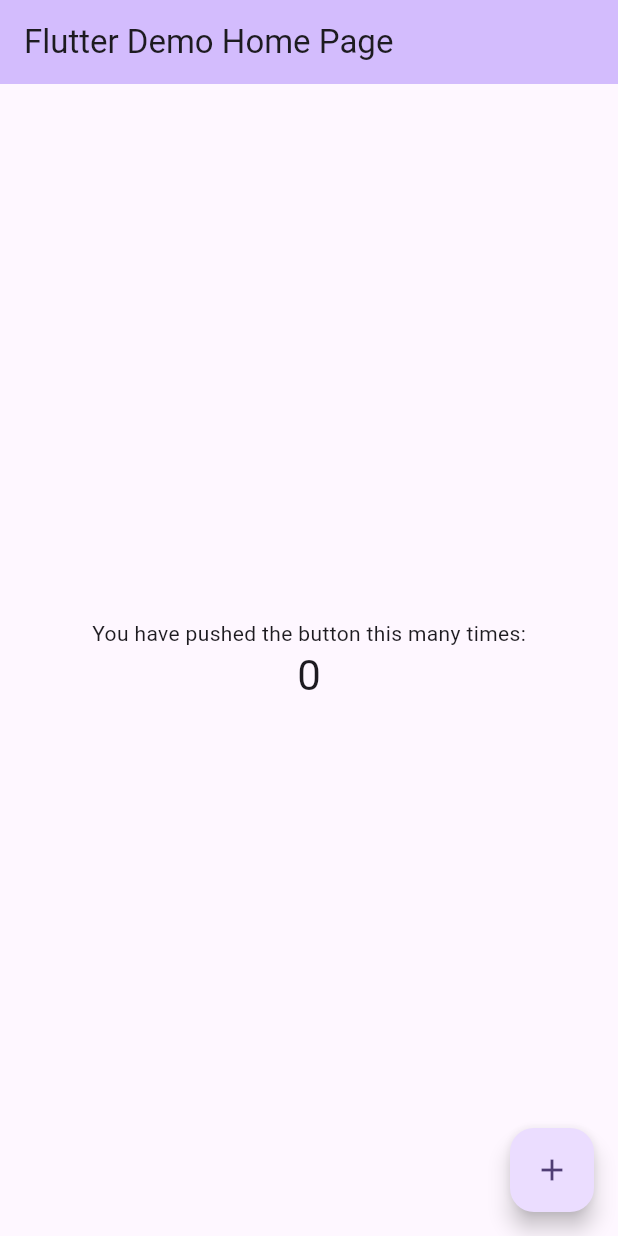
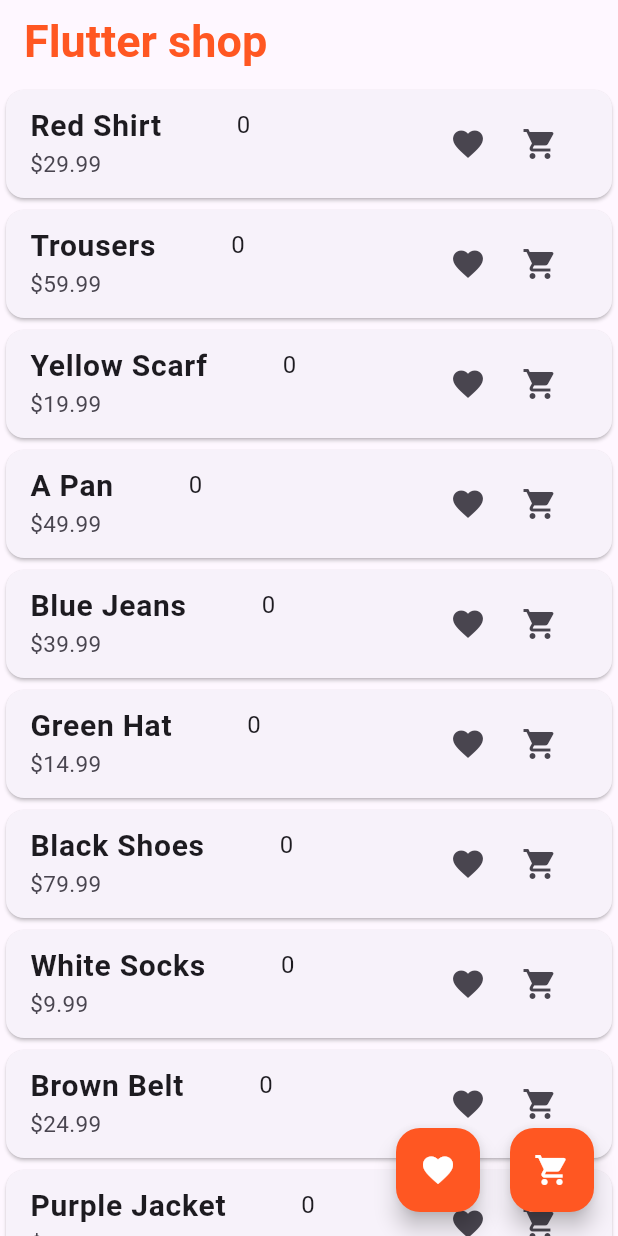
Before and after one commit to dinuka920/provider, a Flutter app: the screen it shows after launch, on a phone screen of 412 x 824 dp. Run offline on Flutter 3.47's test engine with Material 3 defaults, Android fonts, the phone set to English and light mode, and no system bars.

Commit message:
designed product page and FAButton

```diff
--- /dev/null
+++ b/devtools_options.yaml
@@ -0,0 +1,3 @@
+description: This file stores settings for Dart & Flutter DevTools.
+documentation: https://docs.flutter.dev/tools/devtools/extensions#configure-extension-enablement-states
+extensions:
--- /dev/null
+++ b/lib/data/product_data.dart
@@ -0,0 +1,66 @@
+import 'package:sm_provider/models/product_model.dart';
+
+class ProductData {
+  final List<ProductModel> products = [
+    ProductModel(
+      id: 'p1',
+      title: 'Red Shirt',
+      price: 29.99,
+    ),
+    ProductModel(
+      id: 'p2',
+      title: 'Trousers',
+      price: 59.99,
+    ),
+    ProductModel(
+      id: 'p3',
+      title: 'Yellow Scarf',
+      price: 19.99,
+    ),
+    ProductModel(
+      id: 'p4',
+      title: 'A Pan',
+      price: 49.99,
+    ),
+    ProductModel(
+      id: 'p5',
+      title: 'Blue Jeans',
+      price: 39.99,
+    ),
+    ProductModel(
+      id: 'p6',
+      title: 'Green Hat',
+      price: 14.99,
+    ),
+    ProductModel(
+      id: 'p7',
+      title: 'Black Shoes',
+      price: 79.99,
+    ),
+    ProductModel(
+      id: 'p8',
+      title: 'White Socks',
+      price: 9.99,
+    ),
+    ProductModel(
+      id: 'p9',
+      title: 'Brown Belt',
+      price: 24.99,
+    ),
+    ProductModel(
+      id: 'p10',
+      title: 'Purple Jacket',
+      price: 89.99,
+    ),
+    ProductModel(
+      id: 'p11',
+      title: 'Orange Sweater',
+      price: 49.99,
+    ),
+    ProductModel(
+      id: 'p12',
+      title: 'Grey Shorts',
+      price: 34.99,
+    ),
+  ];
+}
--- a/lib/main.dart
+++ b/lib/main.dart
@@ -1,4 +1,5 @@
 import 'package:flutter/material.dart';
+import 'package:sm_provider/pages/product_page.dart';
 
 void main() {
   runApp(const MyApp());
@@ -7,119 +8,11 @@
 class MyApp extends StatelessWidget {
   const MyApp({super.key});
 
-  // This widget is the root of your application.
   @override
   Widget build(BuildContext context) {
     return MaterialApp(
-      title: 'Flutter Demo',
-      theme: ThemeData(
-        // This is the theme of your application.
-        //
-        // TRY THIS: Try running your application with "flutter run". You'll see
-        // the application has a purple toolbar. Then, without quitting the app,
-        // try changing the seedColor in the colorScheme below to Colors.green
-        // and then invoke "hot reload" (save your changes or press the "hot
-        // reload" button in a Flutter-supported IDE, or press "r" if you used
-        // the command line to start the app).
-        //
-        // Notice that the counter didn't reset back to zero; the application
-        // state is not lost during the reload. To reset the state, use hot
-        // restart instead.
-        //
-        // This works for code too, not just values: Most code changes can be
-        // tested with just a hot reload.
-        colorScheme: ColorScheme.fromSeed(seedColor: Colors.deepPurple),
-        useMaterial3: true,
-      ),
-      home: const MyHomePage(title: 'Flutter Demo Home Page'),
+      debugShowCheckedModeBanner: false,
+      home: ProductPage(),
     );
   }
 }
-
-class MyHomePage extends StatefulWidget {
-  const MyHomePage({super.key, required this.title});
-
-  // This widget is the home page of your application. It is stateful, meaning
-  // that it has a State object (defined below) that contains fields that affect
-  // how it looks.
-
-  // This class is the configuration for the state. It holds the values (in this
-  // case the title) provided by the parent (in this case the App widget) and
-  // used by the build method of the State. Fields in a Widget subclass are
-  // always marked "final".
-
-  final String title;
-
-  @override
-  State<MyHomePage> createState() => _MyHomePageState();
-}
-
-class _MyHomePageState extends State<MyHomePage> {
-  int _counter = 0;
-
-  void _incrementCounter() {
-    setState(() {
-      // This call to setState tells the Flutter framework that something has
-      // changed in this State, which causes it to rerun the build method below
-      // so that the display can reflect the updated values. If we changed
-      // _counter without calling setState(), then the build method would not be
-      // called again, and so nothing would appear to happen.
-      _counter++;
-    });
-  }
-
-  @override
-  Widget build(BuildContext context) {
-    // This method is rerun every time setState is called, for instance as done
-    // by the _incrementCounter method above.
-    //
-    // The Flutter framework has been optimized to make rerunning build methods
-    // fast, so that you can just rebuild anything that needs updating rather
-    // than having to individually change instances of widgets.
-    return Scaffold(
-      appBar: AppBar(
-        // TRY THIS: Try changing the color here to a specific color (to
-        // Colors.amber, perhaps?) and trigger a hot reload to see the AppBar
-        // change color while the other colors stay the same.
-        backgroundColor: Theme.of(context).colorScheme.inversePrimary,
-        // Here we take the value from the MyHomePage object that was created by
-        // the App.build method, and use it to set our appbar title.
-        title: Text(widget.title),
-      ),
-      body: Center(
-        // Center is a layout widget. It takes a single child and positions it
-        // in the middle of the parent.
-        child: Column(
-          // Column is also a layout widget. It takes a list of children and
-          // arranges them vertically. By default, it sizes itself to fit its
-          // children horizontally, and tries to be as tall as its parent.
-          //
-          // Column has various properties to control how it sizes itself and
-          // how it positions its children. Here we use mainAxisAlignment to
-          // center the children vertically; the main axis here is the vertical
-          // axis because Columns are vertical (the cross axis would be
-          // horizontal).
-          //
-          // TRY THIS: Invoke "debug painting" (choose the "Toggle Debug Paint"
-          // action in the IDE, or press "p" in the console), to see the
-          // wireframe for each widget.
-          mainAxisAlignment: MainAxisAlignment.center,
-          children: <Widget>[
-            const Text(
-              'You have pushed the button this many times:',
-            ),
-            Text(
-              '$_counter',
-              style: Theme.of(context).textTheme.headlineMedium,
-            ),
-          ],
-        ),
-      ),
-      floatingActionButton: FloatingActionButton(
-        onPressed: _incrementCounter,
-        tooltip: 'Increment',
-        child: const Icon(Icons.add),
-      ), // This trailing comma makes auto-formatting nicer for build methods.
-    );
-  }
-}
--- /dev/null
+++ b/lib/models/product_model.dart
@@ -0,0 +1,11 @@
+class ProductModel {
+  final String id;
+  final String title;
+  final double price;
+
+  ProductModel({
+    required this.id,
+    required this.title,
+    required this.price,
+  });
+}
--- /dev/null
+++ b/lib/pages/cart_page.dart
@@ -0,0 +1,21 @@
+import 'package:flutter/material.dart';
+
+class CartPage extends StatelessWidget {
+  const CartPage({super.key});
+
+  @override
+  Widget build(BuildContext context) {
+    return Scaffold(
+      appBar: AppBar(
+        title: Text(
+          "Cart Page",
+          style: TextStyle(
+            color: Colors.deepOrange,
+            fontWeight: FontWeight.bold,
+            fontSize: 30,
+          ),
+        ),
+      ),
+    );
+  }
+}
--- /dev/null
+++ b/lib/pages/favorite_page.dart
@@ -0,0 +1,21 @@
+import 'package:flutter/material.dart';
+
+class FavoritePage extends StatelessWidget {
+  const FavoritePage({super.key});
+
+  @override
+  Widget build(BuildContext context) {
+    return Scaffold(
+      appBar: AppBar(
+        title: Text(
+          "Favorite Page",
+          style: TextStyle(
+            color: Colors.deepOrange,
+            fontWeight: FontWeight.bold,
+            fontSize: 30,
+          ),
+        ),
+      ),
+    );
+  }
+}
--- /dev/null
+++ b/lib/pages/product_page.dart
@@ -0,0 +1,115 @@
+import 'package:flutter/material.dart';
+import 'package:sm_provider/data/product_data.dart';
+import 'package:sm_provider/models/product_model.dart';
+import 'package:sm_provider/pages/cart_page.dart';
+import 'package:sm_provider/pages/favorite_page.dart';
+
+class ProductPage extends StatelessWidget {
+  const ProductPage({super.key});
+
+  @override
+  Widget build(BuildContext context) {
+    final List<ProductModel> products = ProductData().products;
+    return Scaffold(
+      appBar: AppBar(
+        title: Text(
+          "Flutter shop",
+          style: TextStyle(
+            color: Colors.deepOrange,
+            fontWeight: FontWeight.bold,
+            fontSize: 30,
+          ),
+        ),
+      ),
+      floatingActionButton: Row(
+        mainAxisAlignment: MainAxisAlignment.end,
+        children: [
+          FloatingActionButton(
+            onPressed: () {
+              Navigator.push(
+                context,
+                MaterialPageRoute(
+                  builder: (context) => FavoritePage(),
+                ),
+              );
+            },
+            backgroundColor: Colors.deepOrange,
+            heroTag: "fav_button",
+            child: Icon(
+              Icons.favorite,
+              color: Colors.white,
+            ),
+          ),
+          SizedBox(
+            width: 20,
+          ),
+          FloatingActionButton(
+            onPressed: () {
+              Navigator.push(
+                context,
+                MaterialPageRoute(
+                  builder: (context) => CartPage(),
+                ),
+              );
+            },
+            backgroundColor: Colors.deepOrange,
+            heroTag: "shopping_button",
+            child: Icon(
+              Icons.shopping_cart,
+              color: Colors.white,
+            ),
+          ),
+        ],
+      ),
+      body: ListView.builder(
+        itemCount: products.length,
+        itemBuilder: (context, index) {
+          final ProductModel product = products[index];
+          return Card(
+            child: ListTile(
+              title: Row(
+                children: [
+                  Text(
+                    product.title,
+                    style: TextStyle(
+                      fontSize: 20,
+                      fontWeight: FontWeight.bold,
+                    ),
+                  ),
+                  SizedBox(
+                    width: 50,
+                  ),
+                  // todo fill this
+                  Text("0"),
+                ],
+              ),
+              subtitle: Text(
+                "\$${product.price.toString()}",
+                style: TextStyle(
+                  fontSize: 15,
+                ),
+              ),
+              trailing: Row(
+                mainAxisSize: MainAxisSize.min,
+                children: [
+                  IconButton(
+                    onPressed: () {},
+                    icon: Icon(
+                      Icons.favorite,
+                    ),
+                  ),
+                  IconButton(
+                    onPressed: () {},
+                    icon: Icon(
+                      Icons.shopping_cart,
+                    ),
+                  )
+                ],
+              ),
+            ),
+          );
+        },
+      ),
+    );
+  }
+}
```
